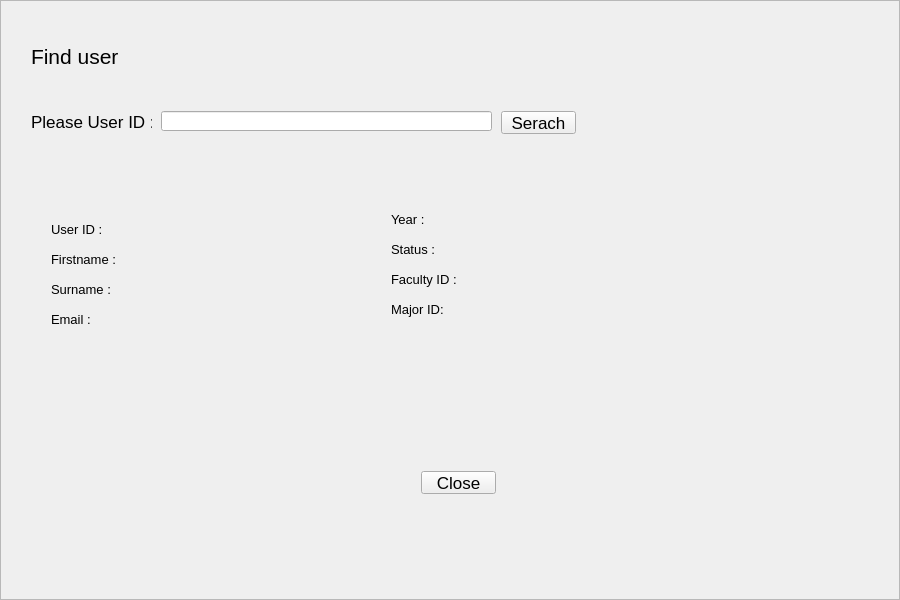
The window that resources/UI/FindUsers.ui (Poom1997/gman) describes before a commit, drawn with Qt 5.
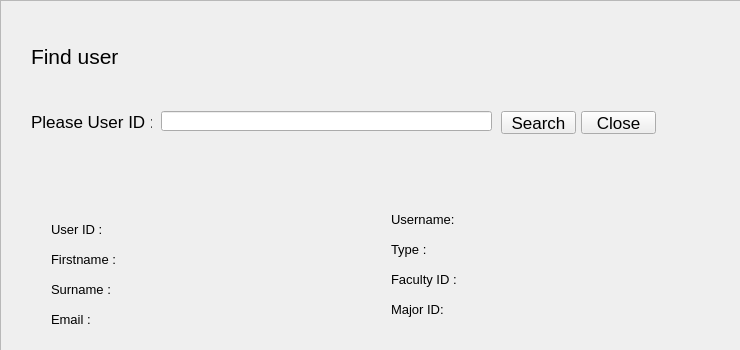
The same window after the commit.

Commit message: Finish Find/Add Users

What changed in the file:
```diff
--- a/resources/UI/FindUsers.ui
+++ b/resources/UI/FindUsers.ui
@@ -6,8 +6,8 @@
    <rect>
     <x>0</x>
     <y>0</y>
-    <width>900</width>
-    <height>600</height>
+    <width>740</width>
+    <height>350</height>
    </rect>
   </property>
   <property name="windowTitle">
@@ -18,8 +18,8 @@
     <rect>
      <x>0</x>
      <y>0</y>
-     <width>900</width>
-     <height>600</height>
+     <width>741</width>
+     <height>351</height>
     </rect>
    </property>
    <property name="font">
@@ -41,8 +41,8 @@
      <rect>
       <x>0</x>
       <y>0</y>
-      <width>898</width>
-      <height>598</height>
+      <width>739</width>
+      <height>349</height>
      </rect>
     </property>
     <widget class="QLabel" name="barLabel">
@@ -109,14 +109,14 @@
       </rect>
      </property>
      <property name="text">
-      <string>Serach</string>
+      <string>Search</string>
      </property>
     </widget>
     <widget class="QPushButton" name="pushButton_3">
      <property name="geometry">
       <rect>
-       <x>420</x>
-       <y>470</y>
+       <x>580</x>
+       <y>110</y>
        <width>75</width>
        <height>23</height>
       </rect>
@@ -202,7 +202,7 @@
       <rect>
        <x>390</x>
        <y>210</y>
-       <width>41</width>
+       <width>71</width>
        <height>16</height>
       </rect>
      </property>
@@ -212,7 +212,7 @@
       </font>
      </property>
      <property name="text">
-      <string>Year :</string>
+      <string>Username:</string>
      </property>
     </widget>
     <widget class="QLabel" name="label_9">
@@ -230,7 +230,7 @@
       </font>
      </property>
      <property name="text">
-      <string>Status :</string>
+      <string>Type :</string>
      </property>
     </widget>
     <widget class="QLabel" name="label_10">
```
The commit also changes 10 other files.
